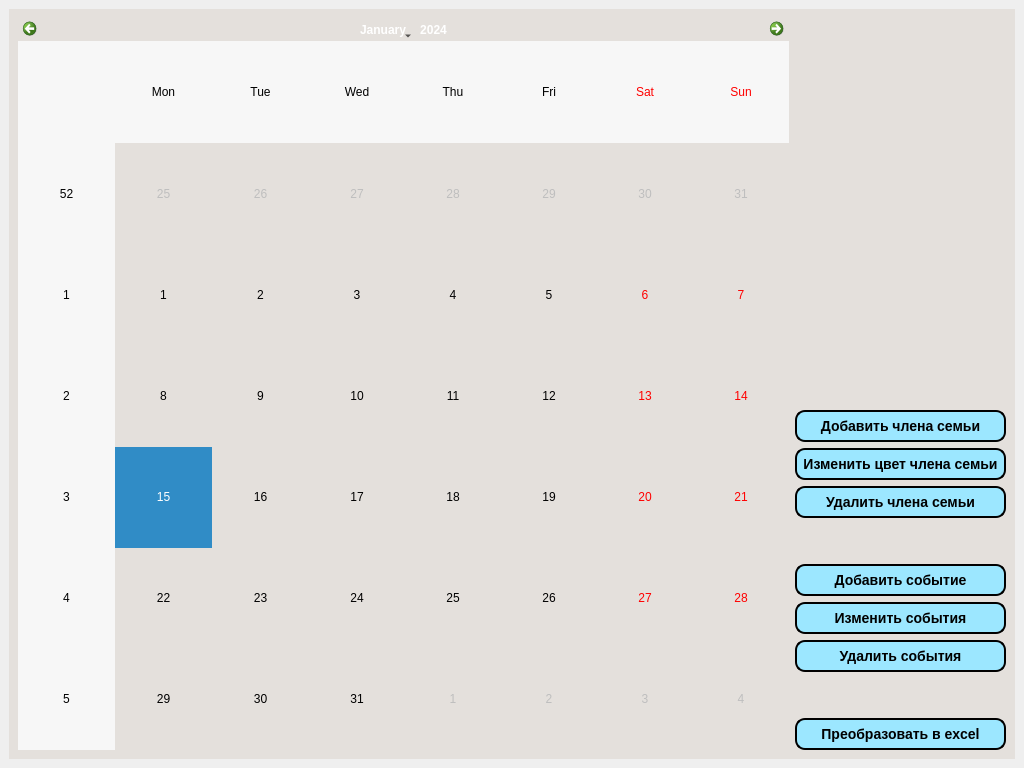
Before: the Qt Designer form DialogsDesigns/design.ui in Sergey207/FamilyCalendar, drawn with Qt 5.
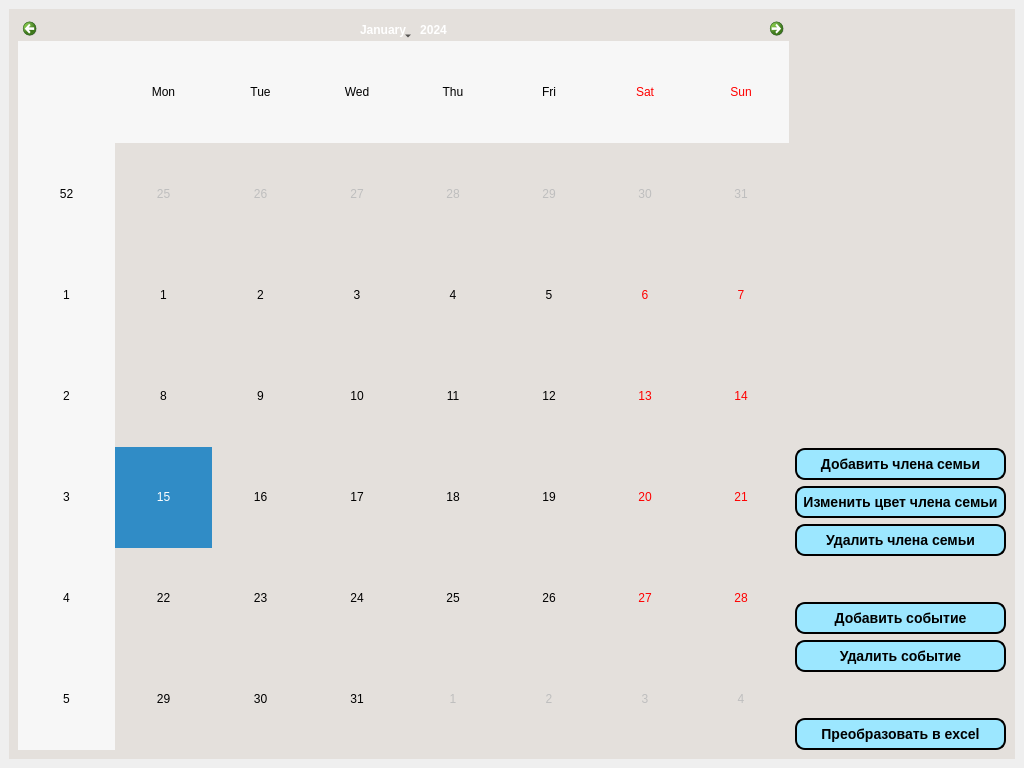
After: the same form once the commit is applied.

Commit message:
Были добавлены кнопки изменения и удаления события (не функционал).
Добавлена возможность добавления регулярного события.

Улучшена система надписей на каледаре.

```diff
--- a/DialogsDesigns/design.ui
+++ b/DialogsDesigns/design.ui
@@ -51,7 +51,7 @@
          <widget class="QCalendarWidget" name="calendarWidget"/>
         </item>
         <item>
-         <layout class="QVBoxLayout" name="verticalLayout" stretch="1,0,0,0,0,0,0,0,0,0">
+         <layout class="QVBoxLayout" name="verticalLayout" stretch="1,0,0,0,0,0,0,0,0">
           <item>
            <spacer name="verticalSpacer">
             <property name="orientation">
@@ -202,26 +202,6 @@
             </property>
            </widget>
           </item>
-          <item>
-           <widget class="QPushButton" name="changeEventButton">
-            <property name="styleSheet">
-             <string notr="true">    background-color: rgb(156, 231, 255);
-    border-style: outset;
-    border-width: 2px;
-    border-radius: 10px;
-    border-color: rgb(0, 0, 0);
-    font: bold 14px;
-    min-width: 10em;
-    padding: 6px;</string>
-            </property>
-            <property name="text">
-             <string>Изменить события</string>
-            </property>
-            <property name="flat">
-             <bool>true</bool>
-            </property>
-           </widget>
-          </item>
           <item>
            <widget class="QPushButton" name="deleteEventButton">
             <property name="styleSheet">
@@ -235,7 +215,7 @@
     padding: 6px;</string>
             </property>
             <property name="text">
-             <string>Удалить события</string>
+             <string>Удалить событие</string>
             </property>
             <property name="flat">
              <bool>true</bool>
```
The commit also changes 3 other files.
